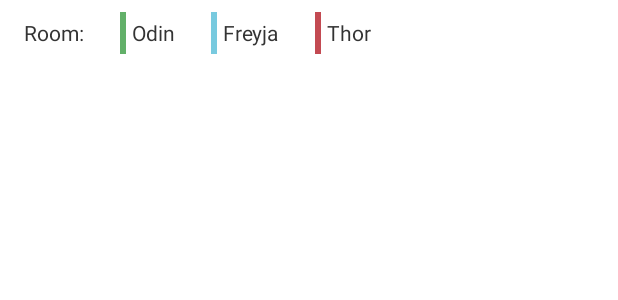
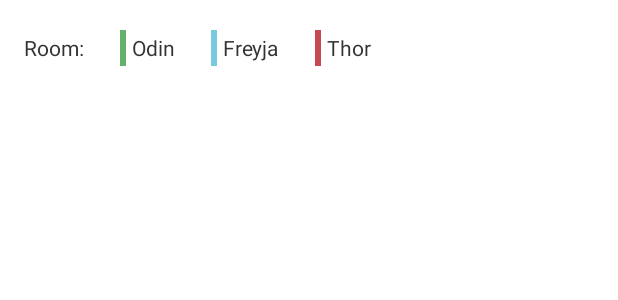
Before and after one commit to Kristina-Simakova/Mobile-Era-Android-Client, an Android app: the layout row_legend.xml on its own in the app's theme, with its tools: preview values and no code run, on a phone screen of 412 x 824 dp. Shown: the top 300 px of the screen. Run offline under Robolectric (Android 15) with nearby library versions, the phone set to English and light mode, and no system bars.

Commit message:
Started to work on Tags

```diff
--- a/app/build.gradle
+++ b/app/build.gradle
@@ -31,7 +31,8 @@ dependencies {
     implementation "android.arch.navigation:navigation-fragment:1.0.0-alpha03"
     implementation "android.arch.navigation:navigation-ui:1.0.0-alpha03"
     implementation 'com.google.code.gson:gson:2.8.5'
-
+    implementation 'com.android.support:cardview-v7:27.1.1'
+    implementation 'com.google.android:flexbox:1.0.0'
 
     implementation fileTree(dir: 'libs', include: ['*.jar'])
     implementation "org.jetbrains.kotlin:kotlin-stdlib-jdk7:$kotlin_version"
--- a/app/src/main/java/rocks/mobileera/mobileera/SplashActivity.kt
+++ b/app/src/main/java/rocks/mobileera/mobileera/SplashActivity.kt
@@ -7,7 +7,6 @@ import android.support.v7.app.AppCompatActivity
 
 class SplashActivity: AppCompatActivity() {
 
-
     override fun onCreate(savedInstanceState: Bundle?) {
         super.onCreate(savedInstanceState)
         setContentView(R.layout.activity_main)
--- a/app/src/main/res/layout/fragment_schedule.xml
+++ b/app/src/main/res/layout/fragment_schedule.xml
@@ -3,13 +3,15 @@
     xmlns:tools="http://schemas.android.com/tools"
     android:layout_width="match_parent"
     android:layout_height="match_parent"
+    xmlns:app="http://schemas.android.com/apk/res-auto"
     tools:context=".fragments.ScheduleFragment"
     android:orientation="vertical">
 
     <android.support.design.widget.TabLayout
         android:id="@+id/daysTabLayout"
         android:layout_width="match_parent"
-        android:layout_height="wrap_content"/>
+        android:layout_height="wrap_content"
+        app:tabIndicatorColor="@color/colorPrimary"/>
 
     <android.support.v4.view.ViewPager
         android:id="@+id/daysViewPager"
--- a/app/src/main/res/layout/row_header_timeslot.xml
+++ b/app/src/main/res/layout/row_header_timeslot.xml
@@ -4,9 +4,9 @@
     android:id="@+id/timeTextView"
     android:layout_width="wrap_content"
     android:gravity="center_vertical"
-    android:layout_height="32dp"
-    android:textSize="12sp"
+    android:layout_height="48dp"
+    android:textSize="16sp"
     android:textStyle="bold"
-    android:layout_marginStart="96dp"
+    android:layout_marginStart="112dp"
     android:textColor="@color/colorSecondaryText"
     android:textAppearance="?attr/textAppearanceListItem" />
--- a/app/src/main/res/layout/row_legend.xml
+++ b/app/src/main/res/layout/row_legend.xml
@@ -2,7 +2,7 @@
 <LinearLayout
     xmlns:android="http://schemas.android.com/apk/res/android"
     android:layout_width="match_parent"
-    android:layout_height="44dp"
+    android:layout_height="64dp"
     android:orientation="horizontal"
     android:paddingStart="16dp"
     android:paddingEnd="16dp">
@@ -16,8 +16,8 @@
 
     <FrameLayout
         android:layout_marginStart="24dp"
-        android:layout_marginTop="8dp"
-        android:layout_marginBottom="8dp"
+        android:layout_marginTop="20dp"
+        android:layout_marginBottom="20dp"
         android:background="@color/colorOdin"
         android:layout_width="4dp"
         android:layout_height="match_parent"/>
@@ -32,8 +32,8 @@
 
     <FrameLayout
         android:layout_marginStart="24dp"
-        android:layout_marginTop="8dp"
-        android:layout_marginBottom="8dp"
+        android:layout_marginTop="20dp"
+        android:layout_marginBottom="20dp"
         android:background="@color/colorFreyja"
         android:layout_width="4dp"
         android:layout_height="match_parent"/>
@@ -48,8 +48,8 @@
 
     <FrameLayout
         android:layout_marginStart="24dp"
-        android:layout_marginTop="8dp"
-        android:layout_marginBottom="8dp"
+        android:layout_marginTop="20dp"
+        android:layout_marginBottom="20dp"
         android:background="@color/colorThor"
         android:layout_width="4dp"
         android:layout_height="match_parent"/>
```
Also changed, not shown: app/src/main/java/rocks/mobileera/mobileera/adapters/viewHolders/SessionViewHolder.kt (+22 -2 lines), app/src/main/res/layout/row_session.xml (+42 -10 lines).
